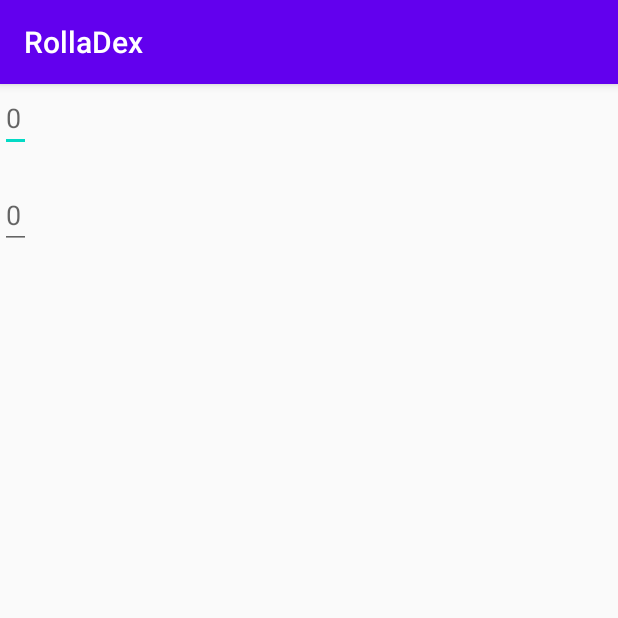
After one commit to austinread/rolladex-android, an Android app: the fragment CombatFragment shown on its own in the app's theme, on a phone screen of 412 x 824 dp, the top half of it. The commit adds this screen. Run offline under Robolectric (Android 15) with nearby library versions, the phone set to English and light mode, and no system bars; our stand-ins replace Room's generated code, data binding; 1 statement that could not run was skipped.

Commit message:
Adding tab for combat info: armor, speed, and intiative

```diff
--- a/app/src/main/java/io/github/austinread/rolladex/activities/CharacterSheetActivity.kt
+++ b/app/src/main/java/io/github/austinread/rolladex/activities/CharacterSheetActivity.kt
@@ -15,11 +15,12 @@ import com.google.android.material.tabs.TabLayout
 import com.google.android.material.tabs.TabLayoutMediator
 import io.github.austinread.rolladex.R
 import io.github.austinread.rolladex.fragments.BasicInfoFragment
+import io.github.austinread.rolladex.fragments.CombatFragment
 import io.github.austinread.rolladex.fragments.StatsFragment
 import io.github.austinread.rolladex.viewmodels.CharacterSheetViewModel
 import io.github.austinread.rolladex.viewmodels.CharacterSheetViewModelFactory
 
-private const val NUM_CS_TABS = 2
+private const val NUM_CS_TABS = 3
 
 class CharacterSheetActivity : AppCompatActivity() {
     private lateinit var vmFactory: CharacterSheetViewModelFactory
@@ -42,6 +43,7 @@ class CharacterSheetActivity : AppCompatActivity() {
             tab.text = when(position){
                 0 -> "Basics"
                 1 -> "Stats"
+                2 -> "Combat"
                 else -> ""
             }
             viewPager.setCurrentItem(tab.position, true)
@@ -86,6 +88,7 @@ class CharacterSheetFragmentAdapter(activity: FragmentActivity) : FragmentStateA
         val fragment = when(position){
             0 -> BasicInfoFragment()
             1 -> StatsFragment()
+            2 -> CombatFragment()
             else -> BasicInfoFragment() //Should probably be an error or something
         }
 
--- a/app/src/main/java/io/github/austinread/rolladex/entities/CharacterSheet.kt
+++ b/app/src/main/java/io/github/austinread/rolladex/entities/CharacterSheet.kt
@@ -55,7 +55,10 @@ data class CharacterSheet(
     @ColumnInfo(name = "proficientReligion") var ProficientReligion: Boolean = false,
     @ColumnInfo(name = "proficientSlightOfHand") var ProficientSlightOfHand: Boolean = false,
     @ColumnInfo(name = "proficientStealth") var ProficientStealth: Boolean = false,
-    @ColumnInfo(name = "proficientSurvival") var ProficientSurvival: Boolean = false
+    @ColumnInfo(name = "proficientSurvival") var ProficientSurvival: Boolean = false,
+
+    @ColumnInfo(name = "armorClass") var ArmorClass: Int = 0,
+    @ColumnInfo(name = "speed") var Speed: Int = 0
 
 
 ) : Parcelable
--- /dev/null
+++ b/app/src/main/java/io/github/austinread/rolladex/fragments/CombatFragment.kt
@@ -0,0 +1,65 @@
+package io.github.austinread.rolladex.fragments
+
+import android.os.Bundle
+import android.text.Editable
+import android.text.TextWatcher
+import androidx.fragment.app.Fragment
+import android.view.LayoutInflater
+import android.view.View
+import android.view.ViewGroup
+import android.widget.EditText
+import androidx.lifecycle.Observer
+import androidx.lifecycle.ViewModelProvider
+
+import io.github.austinread.rolladex.R
+import io.github.austinread.rolladex.activities.CharacterSheetActivity
+import io.github.austinread.rolladex.databinding.FragmentCombatBinding
+import io.github.austinread.rolladex.viewmodels.CharacterSheetViewModel
+import io.github.austinread.rolladex.viewmodels.CharacterSheetViewModelFactory
+
+class CombatFragment : Fragment() {
+    private lateinit var vm: CharacterSheetViewModel
+
+    override fun onCreateView(
+        inflater: LayoutInflater,
+        container: ViewGroup?,
+        savedInstanceState: Bundle?
+    ): View? {
+        val characterId = arguments!!.getLong(CharacterSheetActivity.ARG_CHARACTER_ID)
+
+        val binding = FragmentCombatBinding.inflate(layoutInflater, container, false)
+        val view = binding.root
+
+        val vmFactory = CharacterSheetViewModelFactory(activity!!.application, characterId)
+        vm = ViewModelProvider(this, vmFactory).get(CharacterSheetViewModel::class.java)
+
+        vm.character.observe(viewLifecycleOwner, Observer{ character -> binding.cs = character})
+
+        setupListeners(view)
+
+        return view
+    }
+
+    private fun setupListeners(view: View) {
+        val editTextsToSave: IntArray = intArrayOf(
+            R.id.et_character_armor,
+            R.id.et_character_speed
+        )
+
+        editTextsToSave.forEach {
+            view.findViewById<EditText>(it).addTextChangedListener(object: TextWatcher {
+                override fun afterTextChanged(s: Editable?) {
+                    if (vm.character.value != null){
+                        saveUpdates()
+                    }
+                }
+                override fun beforeTextChanged(s: CharSequence?, start: Int, count: Int, after: Int) {}
+                override fun onTextChanged(s: CharSequence?, start: Int, before: Int, count: Int) {}
+            })
+        }
+    }
+
+    private fun saveUpdates(){
+        vm.update(vm.character.value!!)
+    }
+}
--- a/app/src/main/java/io/github/austinread/rolladex/utils/AppDatabase.kt
+++ b/app/src/main/java/io/github/austinread/rolladex/utils/AppDatabase.kt
@@ -7,7 +7,7 @@ import androidx.room.RoomDatabase
 import io.github.austinread.rolladex.daos.CharacterDao
 import io.github.austinread.rolladex.entities.CharacterSheet
 
-@Database(entities = [CharacterSheet::class], version = 8, exportSchema = false)
+@Database(entities = [CharacterSheet::class], version = 9, exportSchema = false)
 abstract class AppDatabase : RoomDatabase() {
     abstract fun characterDao(): CharacterDao
 
--- /dev/null
+++ b/app/src/main/res/layout/fragment_combat.xml
@@ -0,0 +1,48 @@
+<?xml version="1.0" encoding="utf-8"?>
+<layout xmlns:android="http://schemas.android.com/apk/res/android"
+    xmlns:tools="http://schemas.android.com/tools">
+
+    <data>
+
+        <variable
+            name="cs"
+            type="io.github.austinread.rolladex.entities.CharacterSheet" />
+
+        <import type="io.github.austinread.rolladex.utils.BindingUtils" />
+    </data>
+
+    <LinearLayout
+        android:layout_width="match_parent"
+        android:layout_height="wrap_content"
+        android:orientation="vertical">
+
+        <EditText
+            android:id="@+id/et_character_armor"
+            android:layout_width="wrap_content"
+            android:layout_height="wrap_content"
+            android:hint="@string/single_character_filler"
+            android:importantForAutofill="no"
+            android:inputType="number"
+            android:text="@={BindingUtils.intToString(cs.armorClass)}"
+            tools:text="16" />
+
+        <TextView
+            android:id="@+id/tv_character_initiative"
+            android:layout_width="wrap_content"
+            android:layout_height="wrap_content"
+            android:text="@{BindingUtils.getAbilityModifierString(cs.dexterity)}"
+            tools:text="3" />
+
+        <EditText
+            android:id="@+id/et_character_speed"
+            android:layout_width="wrap_content"
+            android:layout_height="wrap_content"
+            android:hint="@string/single_character_filler"
+            android:importantForAutofill="no"
+            android:inputType="number"
+            android:text="@={BindingUtils.intToString(cs.speed)}"
+            tools:text="16" />
+
+    </LinearLayout>
+
+</layout>
```
